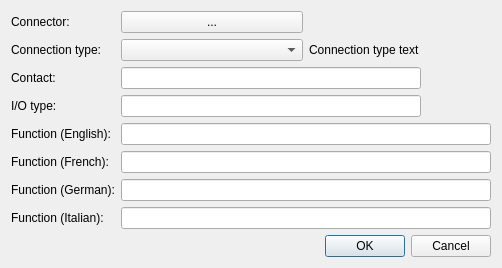
Qt form src/mdttools/mdttesttool/mdtcablelist/mdtClArticleConnectionDialog.ui (scandyna/multidiagtools) before a commit.
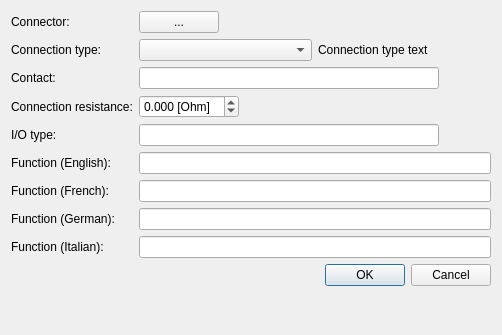
The same form after that commit.

Diff of the .ui file:
```diff
--- a/src/mdttools/mdttesttool/mdtcablelist/mdtClArticleConnectionDialog.ui
+++ b/src/mdttools/mdttesttool/mdtcablelist/mdtClArticleConnectionDialog.ui
@@ -7,7 +7,7 @@
     <x>0</x>
     <y>0</y>
     <width>502</width>
-    <height>255</height>
+    <height>335</height>
    </rect>
   </property>
   <property name="windowTitle">
@@ -43,6 +43,19 @@
        </property>
       </widget>
      </item>
+     <item>
+      <spacer name="horizontalSpacer">
+       <property name="orientation">
+        <enum>Qt::Horizontal</enum>
+       </property>
+       <property name="sizeHint" stdset="0">
+        <size>
+         <width>40</width>
+         <height>20</height>
+        </size>
+       </property>
+      </spacer>
+     </item>
     </layout>
    </item>
    <item row="1" column="0">
@@ -90,14 +103,14 @@
      </property>
     </widget>
    </item>
-   <item row="3" column="0">
+   <item row="4" column="0">
     <widget class="QLabel" name="lbIoType">
      <property name="text">
       <string>I/O type:</string>
      </property>
     </widget>
    </item>
-   <item row="3" column="1">
+   <item row="4" column="1">
     <widget class="QLineEdit" name="fld_IoType">
      <property name="maximumSize">
       <size>
@@ -110,63 +123,63 @@
      </property>
     </widget>
    </item>
-   <item row="4" column="0">
+   <item row="5" column="0">
     <widget class="QLabel" name="lbFunctionEN">
      <property name="text">
       <string>Function (English):</string>
      </property>
     </widget>
    </item>
-   <item row="4" column="1">
+   <item row="5" column="1">
     <widget class="QLineEdit" name="fld_FunctionEN">
      <property name="maxLength">
       <number>100</number>
      </property>
     </widget>
    </item>
-   <item row="5" column="0">
+   <item row="6" column="0">
     <widget class="QLabel" name="lbFunctionFR">
      <property name="text">
       <string>Function (French):</string>
      </property>
     </widget>
    </item>
-   <item row="5" column="1">
+   <item row="6" column="1">
     <widget class="QLineEdit" name="fld_FunctionFR">
      <property name="maxLength">
       <number>100</number>
      </property>
     </widget>
    </item>
-   <item row="6" column="0">
+   <item row="7" column="0">
     <widget class="QLabel" name="lbFunctionDE">
      <property name="text">
       <string>Function (German):</string>
      </property>
     </widget>
    </item>
-   <item row="6" column="1">
+   <item row="7" column="1">
     <widget class="QLineEdit" name="fld_FunctionDE">
      <property name="maxLength">
       <number>100</number>
      </property>
     </widget>
    </item>
-   <item row="7" column="0">
+   <item row="8" column="0">
     <widget class="QLabel" name="lbFunctionIT">
      <property name="text">
       <string>Function (Italian):</string>
      </property>
     </widget>
    </item>
-   <item row="7" column="1">
-    <widget class="QLineEdit" name="fld_FunctionIT">
-     <property name="maxLength">
-      <number>100</number>
-     </property>
-    </widget>
-   </item>
    <item row="8" column="1">
+    <widget class="QLineEdit" name="fld_FunctionIT">
+     <property name="maxLength">
+      <number>100</number>
+     </property>
+    </widget>
+   </item>
+   <item row="9" column="1">
     <widget class="QDialogButtonBox" name="buttonBox">
      <property name="orientation">
       <enum>Qt::Horizontal</enum>
@@ -176,6 +189,41 @@
      </property>
     </widget>
    </item>
+   <item row="3" column="1">
+    <widget class="QDoubleSpinBox" name="sbConnectionResistance">
+     <property name="sizePolicy">
+      <sizepolicy hsizetype="Maximum" vsizetype="Fixed">
+       <horstretch>0</horstretch>
+       <verstretch>0</verstretch>
+      </sizepolicy>
+     </property>
+     <property name="specialValueText">
+      <string>Null</string>
+     </property>
+     <property name="suffix">
+      <string> [Ohm]</string>
+     </property>
+     <property name="decimals">
+      <number>3</number>
+     </property>
+     <property name="minimum">
+      <double>-0.010000000000000</double>
+     </property>
+     <property name="maximum">
+      <double>10.000000000000000</double>
+     </property>
+     <property name="singleStep">
+      <double>0.010000000000000</double>
+     </property>
+    </widget>
+   </item>
+   <item row="3" column="0">
+    <widget class="QLabel" name="lbConnectionResistance">
+     <property name="text">
+      <string>Connection resistance:</string>
+     </property>
+    </widget>
+   </item>
   </layout>
  </widget>
  <resources/>
```
